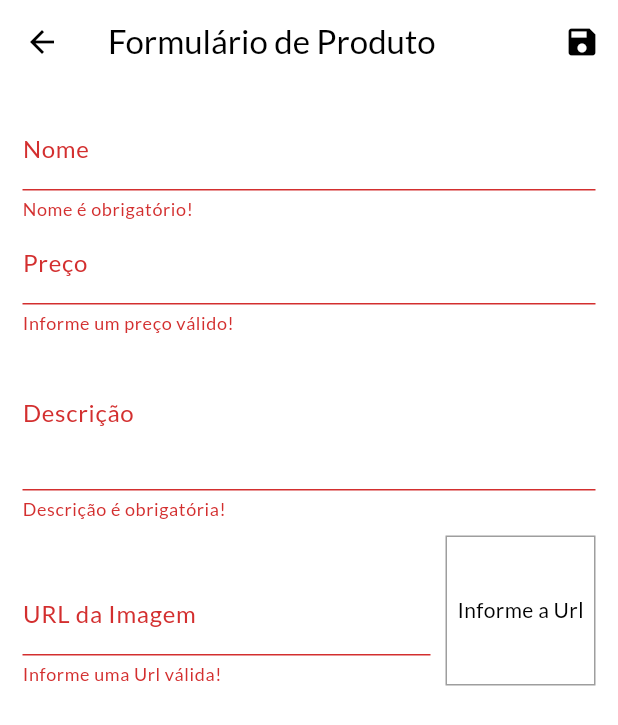
After one commit to whoisgah/shop, a Flutter app: the ProductFormPage screen opened by its route, after a tap on the "save" icon, on a phone screen of 412 x 824 dp. The commit adds this screen. Shown: the top 725 px of the screen. Run offline on Flutter 3.47's test engine with Material 3 defaults, Android fonts, the phone set to English and light mode, and no system bars; network calls fail.

Commit message:
add product form

```diff
--- a/lib/components/order.dart
+++ b/lib/components/order.dart
@@ -1,7 +1,6 @@
 import 'package:flutter/material.dart';
 import 'package:intl/intl.dart';
 import 'package:shop/models/order.dart';
-import 'package:shop/models/product.dart';
 
 class OrderWidget extends StatefulWidget {
   final Order order;
@@ -24,7 +23,7 @@ class _OrderWidgetState extends State<OrderWidget> {
             subtitle:
                 Text(DateFormat('dd/MM/yyyy hh:mm').format(widget.order.date)),
             trailing: IconButton(
-              icon: Icon(Icons.expand_more),
+              icon: const Icon(Icons.expand_more),
               onPressed: () {
                 setState(() {
                   _expanded = !_expanded;
--- a/lib/components/product_grid.dart
+++ b/lib/components/product_grid.dart
@@ -1,6 +1,6 @@
 import 'package:flutter/material.dart';
 import 'package:provider/provider.dart';
-import 'package:shop/components/product_item.dart';
+import 'package:shop/components/product_grid_item.dart';
 import 'package:shop/models/product.dart';
 import 'package:shop/models/product_list.dart';
 
@@ -20,7 +20,7 @@ class ProductGrid extends StatelessWidget {
       itemCount: loadedProducts.length,
       itemBuilder: (ctx, i) => ChangeNotifierProvider.value(
         value: loadedProducts[i],
-        child: const ProductItem(),
+        child: const ProductGridItem(),
       ),
       gridDelegate: const SliverGridDelegateWithFixedCrossAxisCount(
         crossAxisCount: 2,
--- a/lib/main.dart
+++ b/lib/main.dart
@@ -6,6 +6,8 @@ import 'package:shop/models/product_list.dart';
 import 'package:shop/pages/cart_page.dart';
 import 'package:shop/pages/orders_page.dart';
 import 'package:shop/pages/product_detail_page.dart';
+import 'package:shop/pages/product_form_page.dart';
+import 'package:shop/pages/product_page.dart';
 import 'package:shop/pages/products_overview_page.dart';
 import 'package:shop/utils/app_routes.dart';
 
@@ -46,6 +48,8 @@ class MyApp extends StatelessWidget {
           AppRoutes.productDetail: (context) => const ProductDetailPage(),
           AppRoutes.cart: (context) => const CartPage(),
           AppRoutes.orders: (context) => const OrdersPage(),
+          AppRoutes.product: (context) => const ProductPage(),
+          AppRoutes.productForm: (context) => const ProductFormPage(),
         },
       ),
     );
--- a/lib/models/order_list.dart
+++ b/lib/models/order_list.dart
@@ -5,7 +5,7 @@ import 'package:shop/models/cart.dart';
 import 'package:shop/models/order.dart';
 
 class OrderList with ChangeNotifier {
-  List<Order> _items = [];
+  final List<Order> _items = [];
   List<Order> get items {
     return [..._items];
   }
--- a/lib/models/product_list.dart
+++ b/lib/models/product_list.dart
@@ -3,7 +3,7 @@ import 'package:shop/data/dummy_data.dart';
 import 'package:shop/models/product.dart';
 
 class ProductList with ChangeNotifier {
-  final List<Product> _items = dummyProducts;
+  List<Product> _items = dummyProducts;
   bool _showFavoriteOnly = false;
 
   List<Product> get items => [..._items];
@@ -14,4 +14,8 @@ class ProductList with ChangeNotifier {
     _items.add(product);
     notifyListeners();
   }
+
+  int get itemsCount {
+    return _items.length;
+  }
 }
--- a/lib/pages/cart_page.dart
+++ b/lib/pages/cart_page.dart
@@ -2,7 +2,6 @@ import 'package:flutter/material.dart';
 import 'package:provider/provider.dart';
 import 'package:shop/components/cart_item.dart';
 import 'package:shop/models/cart.dart';
-import 'package:shop/models/cart_item.dart';
 import 'package:shop/models/order_list.dart';
 
 class CartPage extends StatelessWidget {
--- /dev/null
+++ b/lib/pages/product_form_page.dart
@@ -0,0 +1,208 @@
+import 'dart:math';
+
+import 'package:flutter/material.dart';
+import 'package:shop/models/product.dart';
+
+class ProductFormPage extends StatefulWidget {
+  const ProductFormPage({super.key});
+
+  @override
+  State<ProductFormPage> createState() => _ProductFormPageState();
+}
+
+class _ProductFormPageState extends State<ProductFormPage> {
+  final _priceFocus = FocusNode();
+  final _descriptionFocus = FocusNode();
+  final _imageUrlFocus = FocusNode();
+  final _imageUrlController = TextEditingController();
+  final _formKey = GlobalKey<FormState>();
+  final _formData = Map<String, Object>();
+
+  @override
+  void initState() {
+    // TODO: implement initState
+    super.initState();
+    _imageUrlController.addListener(updateImage);
+  }
+
+  @override
+  void dispose() {
+    // TODO: implement dispose
+    super.dispose();
+    _priceFocus.dispose();
+    _descriptionFocus.dispose();
+    _imageUrlFocus.dispose();
+    _imageUrlFocus.removeListener(updateImage);
+  }
+
+  void updateImage() {
+    setState(() {});
+  }
+
+  bool isValidImageUrl(String url) {
+    bool isValidUrl = Uri.tryParse(url)?.hasAbsolutePath ?? false;
+    bool endsWithFile = url.toLowerCase().endsWith('.png') ||
+        url.toLowerCase().endsWith('.jpg') ||
+        url.toLowerCase().endsWith('.jpeg');
+    return isValidUrl && endsWithFile;
+  }
+
+  void _submitForm() {
+    final isValid = _formKey.currentState?.validate() ?? false;
+
+    if (!isValid) {
+      return;
+    }
+
+    _formKey.currentState?.save();
+
+    final newProduct = Product(
+      id: Random().nextDouble().toString(),
+      name: _formData['name'] as String,
+      description: _formData['description'] as String,
+      price: _formData['price'] as double,
+      imageUrl: _formData['imageUrl'] as String,
+    );
+  }
+
+  @override
+  Widget build(BuildContext context) {
+    return Scaffold(
+      appBar: AppBar(
+        title: const Text('Formulário de Produto'),
+        actions: [
+          IconButton(
+            onPressed: _submitForm,
+            icon: const Icon(Icons.save),
+          )
+        ],
+      ),
+      body: Padding(
+        padding: const EdgeInsets.all(15.0),
+        child: Form(
+          key: _formKey,
+          child: ListView(
+            children: [
+              TextFormField(
+                decoration: const InputDecoration(labelText: 'Nome'),
+                textInputAction: TextInputAction.next,
+                onFieldSubmitted: (_) {
+                  FocusScope.of(context).requestFocus(_priceFocus);
+                },
+                onSaved: (name) => _formData['name'] = name ?? '',
+                validator: (_name) {
+                  final name = _name ?? '';
+
+                  if (name.trim().isEmpty) {
+                    return 'Nome é obrigatório!';
+                  }
+
+                  if (name.trim().length < 3) {
+                    return 'Nome precisa de no mínimo 3 letras.';
+                  }
+
+                  return null;
+                },
+              ),
+              TextFormField(
+                decoration: const InputDecoration(labelText: 'Preço'),
+                textInputAction: TextInputAction.next,
+                focusNode: _priceFocus,
+                onFieldSubmitted: (_) {
+                  FocusScope.of(context).requestFocus(_descriptionFocus);
+                },
+                keyboardType: const TextInputType.numberWithOptions(
+                  decimal: true,
+                ),
+                onSaved: (price) =>
+                    _formData['price'] = double.parse(price ?? '0'),
+                validator: (_price) {
+                  final priceString = _price ?? '';
+                  final price = double.tryParse(priceString) ?? -1;
+
+                  if (price <= 0) {
+                    return 'Informe um preço válido!';
+                  }
+
+                  return null;
+                },
+              ),
+              TextFormField(
+                decoration: const InputDecoration(labelText: 'Descrição'),
+                textInputAction: TextInputAction.next,
+                focusNode: _descriptionFocus,
+                keyboardType: TextInputType.multiline,
+                maxLines: 3,
+                onFieldSubmitted: (_) {
+                  FocusScope.of(context).requestFocus(_imageUrlFocus);
+                },
+                onSaved: (description) =>
+                    _formData['description'] = description ?? '',
+                validator: (_description) {
+                  final description = _description ?? '';
+
+                  if (description.trim().isEmpty) {
+                    return 'Descrição é obrigatória!';
+                  }
+
+                  if (description.trim().length < 5) {
+                    return 'Descrição precisa de no mínimo 5 letras.';
+                  }
+
+                  return null;
+                },
+              ),
+              Row(
+                crossAxisAlignment: CrossAxisAlignment.end,
+                children: [
+                  Expanded(
+                    child: TextFormField(
+                      decoration:
+                          const InputDecoration(labelText: 'URL da Imagem'),
+                      focusNode: _imageUrlFocus,
+                      keyboardType: TextInputType.url,
+                      textInputAction: TextInputAction.done,
+                      controller: _imageUrlController,
+                      onFieldSubmitted: (_) => _submitForm(),
+                      onSaved: (imageUrl) =>
+                          _formData['imageUrl'] = imageUrl ?? '',
+                      validator: (_imageUrl) {
+                        final imageUrl = _imageUrl ?? '';
+                        if (!isValidImageUrl(imageUrl)) {
+                          return 'Informe uma Url válida!';
+                        }
+
+                        return null;
+                      },
+                    ),
+                  ),
+                  Container(
+                    height: 100,
+                    width: 100,
+                    margin: const EdgeInsets.only(
+                      top: 10,
+                      left: 10,
+                    ),
+                    decoration: BoxDecoration(
+                      border: Border.all(
+                        color: Colors.grey,
+                        width: 1,
+                      ),
+                    ),
+                    alignment: Alignment.center,
+                    child: _imageUrlController.text.isEmpty
+                        ? const Text('Informe a Url')
+                        : FittedBox(
+                            fit: BoxFit.cover,
+                            child: Image.network(_imageUrlController.text),
+                          ),
+                  ),
+                ],
+              ),
+            ],
+          ),
+        ),
+      ),
+    );
+  }
+}
--- a/lib/utils/app_routes.dart
+++ b/lib/utils/app_routes.dart
@@ -3,4 +3,6 @@ class AppRoutes {
   static const cart = '/cart';
   static const home = '/';
   static const orders = '/orders';
+  static const product = '/product';
+  static const productForm = '/product-form';
 }
```
Also changed, not shown: lib/components/app_drawer.dart (+17 -6 lines), lib/components/cart_item.dart (+25 -5 lines), lib/components/product_grid_item.dart (added, +70 -0 lines), lib/components/product_item.dart (+21 -44 lines), lib/models/cart.dart (+21 -1 lines), lib/pages/product_page.dart (added, +43 -0 lines), 1 other file.
